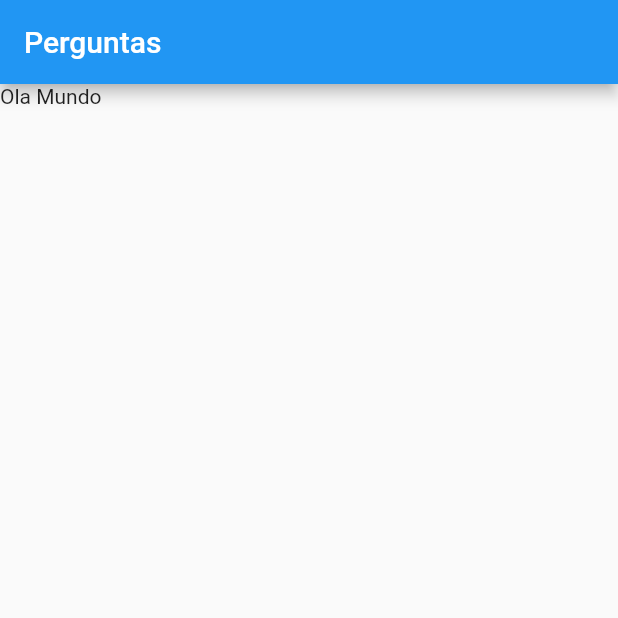
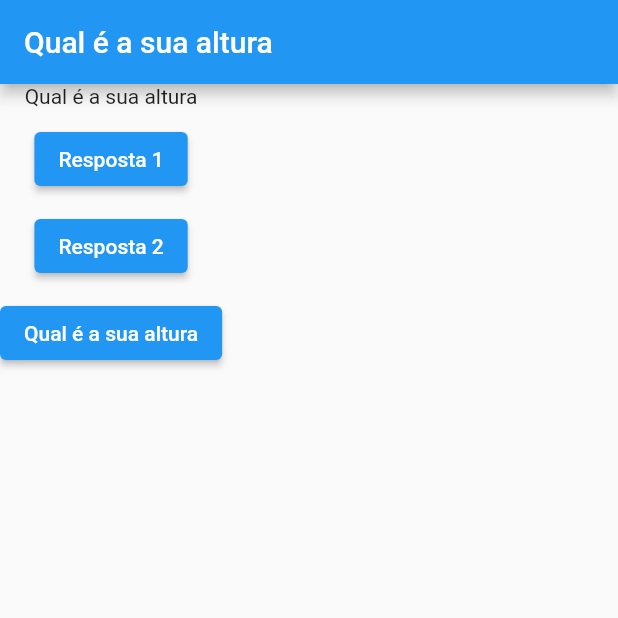
Before and after one commit to wsy152/quiz_flutter, a Flutter app: the screen it shows after launch, on a phone screen of 412 x 824 dp, the top half of it. Run offline on Flutter 3.47's test engine with Material 2 defaults, Android fonts, the phone set to English and light mode, and no system bars.

Commit message:
003 - Arquivos de questoes

```diff
--- a/lib/main.dart
+++ b/lib/main.dart
@@ -2,16 +2,61 @@ import 'package:flutter/material.dart';
 
 main() => runApp(PerguntaApp());
 
-class PerguntaApp extends StatelessWidget {
+class PerguntaApp extends StatefulWidget {
+  @override
+  _PerguntaAppState createState() => _PerguntaAppState();
+}
+
+class _PerguntaAppState extends State<PerguntaApp> {
+  var perguntaSelecionada = 0;
+
+  void _response() {
+    setState(() {
+      perguntaSelecionada++;
+    });
+
+    print(perguntaSelecionada);
+  }
+
   @override
   Widget build(context) {
+    final perguntas = [
+      'Qual é a sua altura',
+      'Qual o dia do seu aniversário',
+      'Qual o dia do sua musica preferida',
+    ];
     return MaterialApp(
       debugShowCheckedModeBanner: false,
       home: Scaffold(
         appBar: AppBar(
-          title: Text('Perguntas'),
+          title: Text(perguntas.elementAt(perguntaSelecionada)),
         ),
-        body: Text('Ola Mundo'),
+        body: Column(
+          children: [
+            Text(perguntas.elementAt(perguntaSelecionada)),
+            SizedBox(
+              height: 10,
+            ),
+            ElevatedButton(
+              onPressed: _response,
+              child: Text('Resposta 1'),
+            ),
+            SizedBox(
+              height: 10,
+            ),
+            ElevatedButton(
+              onPressed: _response,
+              child: Text('Resposta 2'),
+            ),
+            SizedBox(
+              height: 10,
+            ),
+            ElevatedButton(
+              onPressed: _response,
+              child: Text(perguntas.elementAt(perguntaSelecionada)),
+            ),
+          ],
+        ),
       ),
     );
   }
--- /dev/null
+++ b/lib/questoes.dart
@@ -0,0 +1,8 @@
+import 'package:flutter/material.dart';
+
+class Questao extends StatelessWidget {
+  @override
+  Widget build(BuildContext context) {
+    return Container();
+  }
+}
```
